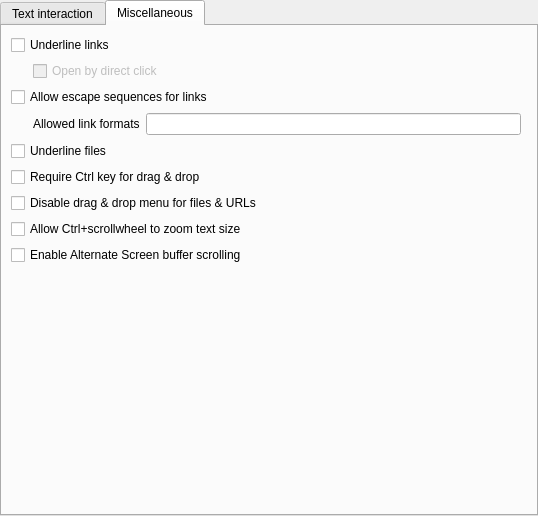
This is src/widgets/EditProfileMousePage.ui in KDE/konsole as Qt 5 draws it before an edit. The edited form follows.
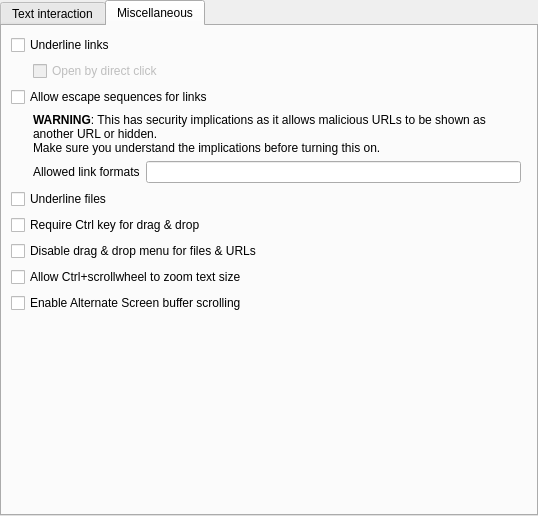
This is the edited form. The open tabs and pages were chosen to show the change.

Commit message: Disable URL escape sequences by default, add warning

Diff of the .ui file:
```diff
--- a/src/widgets/EditProfileMousePage.ui
+++ b/src/widgets/EditProfileMousePage.ui
@@ -273,14 +273,14 @@
            </property>
           </spacer>
          </item>
-         <item row="4" column="2">
+         <item row="5" column="2">
           <widget class="QLineEdit" name="linkEscapeSequenceTexts">
            <property name="toolTip">
             <string>The formats of possible links, like http://, https:// and file://</string>
            </property>
           </widget>
          </item>
-         <item row="6" column="0" colspan="4">
+         <item row="7" column="0" colspan="4">
           <widget class="QCheckBox" name="ctrlRequiredForDragButton">
            <property name="toolTip">
             <string>Selected text will require control key plus click to drag.</string>
@@ -290,7 +290,7 @@
            </property>
           </widget>
          </item>
-         <item row="9" column="0" colspan="4">
+         <item row="10" column="0" colspan="4">
           <widget class="QCheckBox" name="enableAlternateScrollingButton">
            <property name="toolTip">
             <string>Mouse scroll wheel will emulate up/down key presses in programs that use the Alternate Screen buffer (e.g. less)</string>
@@ -326,7 +326,7 @@
            </property>
           </spacer>
          </item>
-         <item row="5" column="0" colspan="4">
+         <item row="6" column="0" colspan="4">
           <widget class="QCheckBox" name="underlineFilesButton">
            <property name="toolTip">
             <string>Text recognized as a file will be underlined when hovered by the mouse pointer.</string>
@@ -336,7 +336,7 @@
            </property>
           </widget>
          </item>
-         <item row="7" column="0" colspan="4">
+         <item row="8" column="0" colspan="4">
           <widget class="QCheckBox" name="dropUrlsAsText">
            <property name="toolTip">
             <string>Always paste dropped files and URLs as text without offering move, copy and link actions.</string>
@@ -353,7 +353,23 @@
            </property>
           </widget>
          </item>
-         <item row="8" column="0" colspan="4">
+         <item row="4" column="1" colspan="3">
+          <widget class="QLabel" name="allowLinkEscapeSequenceButtonWarning">
+           <property name="text">
+            <string>&lt;b&gt;WARNING&lt;/b&gt;: This has security implications as it allows malicious URLs to be shown as another URL or hidden.&lt;br&gt;Make sure you understand the implications before turning this on.</string>
+           </property>
+           <property name="wordWrap">
+            <bool>true</bool>
+           </property>
+           <property name="textFormat">
+            <enum>Qt::RichText</enum>
+           </property>
+           <property name="wordWrap">
+            <bool>true</bool>
+           </property>
+          </widget>
+         </item>
+         <item row="9" column="0" colspan="4">
           <widget class="QCheckBox" name="enableMouseWheelZoomButton">
            <property name="toolTip">
             <string>Pressing Ctrl+scrollwheel will increase/decrease the text size.</string>
@@ -363,7 +379,7 @@
            </property>
           </widget>
          </item>
-         <item row="4" column="1">
+         <item row="5" column="1">
           <widget class="QLabel" name="label_2">
            <property name="text">
             <string>Allowed link formats</string>
```
The commit also changes 1 other file.
